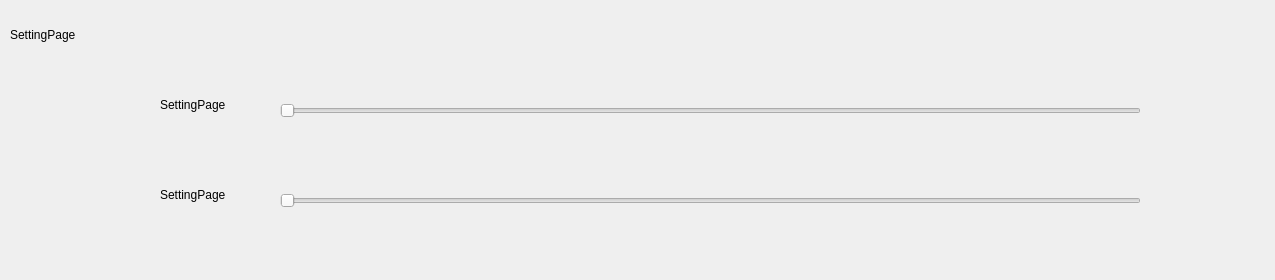
The window that app/Ticker/features/settingPage/settingpage.ui (Cohen0415/YunQue-Ticker) describes before a commit, drawn with Qt 5.
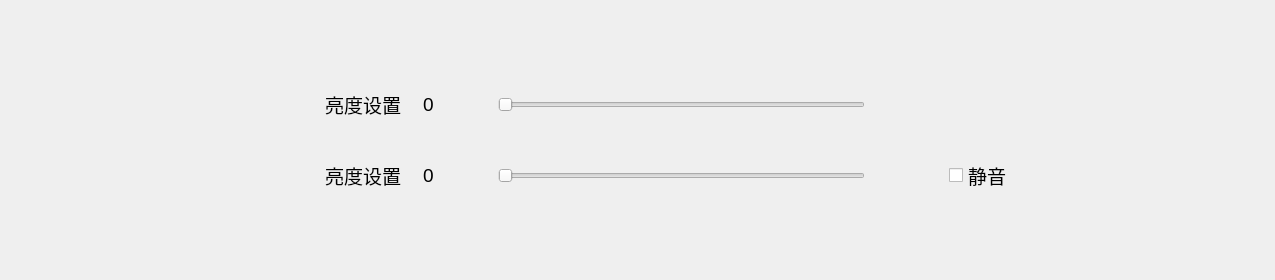
The same window after the commit. Icons and pictures are not drawn.

Commit message: add: qt: 初步实现设置页面

The edit to the form file:
```diff
--- a/app/Ticker/features/settingPage/settingpage.ui
+++ b/app/Ticker/features/settingPage/settingpage.ui
@@ -25,71 +25,446 @@
   <property name="windowTitle">
    <string>Form</string>
   </property>
-  <widget class="QLabel" name="label">
-   <property name="geometry">
-    <rect>
-     <x>10</x>
-     <y>10</y>
-     <width>200</width>
-     <height>50</height>
-    </rect>
+  <layout class="QGridLayout" name="gridLayout">
+   <property name="leftMargin">
+    <number>0</number>
    </property>
-   <property name="text">
-    <string>SettingPage</string>
+   <property name="topMargin">
+    <number>0</number>
    </property>
-  </widget>
-  <widget class="QSlider" name="backlightHarSlider">
-   <property name="geometry">
-    <rect>
-     <x>280</x>
-     <y>70</y>
-     <width>861</width>
-     <height>81</height>
-    </rect>
+   <property name="rightMargin">
+    <number>0</number>
    </property>
-   <property name="orientation">
-    <enum>Qt::Horizontal</enum>
+   <property name="bottomMargin">
+    <number>0</number>
    </property>
-  </widget>
-  <widget class="QLabel" name="backlightValueLabel">
-   <property name="geometry">
-    <rect>
-     <x>160</x>
-     <y>80</y>
-     <width>91</width>
-     <height>50</height>
-    </rect>
-   </property>
-   <property name="text">
-    <string>SettingPage</string>
-   </property>
-  </widget>
-  <widget class="QSlider" name="soundHarSlider">
-   <property name="geometry">
-    <rect>
-     <x>280</x>
-     <y>160</y>
-     <width>861</width>
-     <height>81</height>
-    </rect>
-   </property>
-   <property name="orientation">
-    <enum>Qt::Horizontal</enum>
-   </property>
-  </widget>
-  <widget class="QLabel" name="soundValueLabel">
-   <property name="geometry">
-    <rect>
-     <x>160</x>
-     <y>170</y>
-     <width>91</width>
-     <height>50</height>
-    </rect>
-   </property>
-   <property name="text">
-    <string>SettingPage</string>
-   </property>
-  </widget>
+   <item row="0" column="0">
+    <spacer name="pageOfTopSpacer">
+     <property name="orientation">
+      <enum>Qt::Vertical</enum>
+     </property>
+     <property name="sizeHint" stdset="0">
+      <size>
+       <width>20</width>
+       <height>63</height>
+      </size>
+     </property>
+    </spacer>
+   </item>
+   <item row="1" column="0">
+    <widget class="QWidget" name="backlightWidget" native="true">
+     <property name="minimumSize">
+      <size>
+       <width>650</width>
+       <height>65</height>
+      </size>
+     </property>
+     <property name="maximumSize">
+      <size>
+       <width>650</width>
+       <height>65</height>
+      </size>
+     </property>
+     <layout class="QHBoxLayout" name="horizontalLayout">
+      <property name="spacing">
+       <number>10</number>
+      </property>
+      <property name="leftMargin">
+       <number>5</number>
+      </property>
+      <property name="topMargin">
+       <number>0</number>
+      </property>
+      <property name="rightMargin">
+       <number>5</number>
+      </property>
+      <property name="bottomMargin">
+       <number>0</number>
+      </property>
+      <item>
+       <widget class="QLabel" name="backlightIconLabel">
+        <property name="sizePolicy">
+         <sizepolicy hsizetype="Fixed" vsizetype="Fixed">
+          <horstretch>0</horstretch>
+          <verstretch>0</verstretch>
+         </sizepolicy>
+        </property>
+        <property name="minimumSize">
+         <size>
+          <width>48</width>
+          <height>48</height>
+         </size>
+        </property>
+        <property name="maximumSize">
+         <size>
+          <width>48</width>
+          <height>48</height>
+         </size>
+        </property>
+        <property name="text">
+         <string/>
+        </property>
+        <property name="pixmap">
+         <pixmap resource="../../res.qrc">:/res/icon/pageIcon/settingPage/brightness.png</pixmap>
+        </property>
+       </widget>
+      </item>
+      <item>
+       <widget class="QLabel" name="backlightSloganLabel">
+        <property name="font">
+         <font>
+          <pointsize>14</pointsize>
+         </font>
+        </property>
+        <property name="text">
+         <string>亮度设置</string>
+        </property>
+       </widget>
+      </item>
+      <item>
+       <widget class="QLabel" name="backlightValueLabel">
+        <property name="minimumSize">
+         <size>
+          <width>35</width>
+          <height>0</height>
+         </size>
+        </property>
+        <property name="font">
+         <font>
+          <pointsize>14</pointsize>
+         </font>
+        </property>
+        <property name="text">
+         <string>0</string>
+        </property>
+        <property name="alignment">
+         <set>Qt::AlignCenter</set>
+        </property>
+       </widget>
+      </item>
+      <item>
+       <widget class="QPushButton" name="backlightPreBtn">
+        <property name="sizePolicy">
+         <sizepolicy hsizetype="Fixed" vsizetype="Fixed">
+          <horstretch>0</horstretch>
+          <verstretch>0</verstretch>
+         </sizepolicy>
+        </property>
+        <property name="minimumSize">
+         <size>
+          <width>32</width>
+          <height>32</height>
+         </size>
+        </property>
+        <property name="maximumSize">
+         <size>
+          <width>32</width>
+          <height>32</height>
+         </size>
+        </property>
+        <property name="text">
+         <string/>
+        </property>
+        <property name="icon">
+         <iconset resource="../../res.qrc">
+          <normaloff>:/res/icon/pageIcon/settingPage/left.png</normaloff>:/res/icon/pageIcon/settingPage/left.png</iconset>
+        </property>
+        <property name="iconSize">
+         <size>
+          <width>32</width>
+          <height>32</height>
+         </size>
+        </property>
+        <property name="flat">
+         <bool>true</bool>
+        </property>
+       </widget>
+      </item>
+      <item>
+       <widget class="QSlider" name="backlightHarSlider">
+        <property name="orientation">
+         <enum>Qt::Horizontal</enum>
+        </property>
+       </widget>
+      </item>
+      <item>
+       <widget class="QPushButton" name="backlightNextBtn">
+        <property name="sizePolicy">
+         <sizepolicy hsizetype="Fixed" vsizetype="Fixed">
+          <horstretch>0</horstretch>
+          <verstretch>0</verstretch>
+         </sizepolicy>
+        </property>
+        <property name="minimumSize">
+         <size>
+          <width>32</width>
+          <height>32</height>
+         </size>
+        </property>
+        <property name="maximumSize">
+         <size>
+          <width>32</width>
+          <height>32</height>
+         </size>
+        </property>
+        <property name="text">
+         <string/>
+        </property>
+        <property name="icon">
+         <iconset resource="../../res.qrc">
+          <normaloff>:/res/icon/pageIcon/settingPage/right.png</normaloff>:/res/icon/pageIcon/settingPage/right.png</iconset>
+        </property>
+        <property name="iconSize">
+         <size>
+          <width>32</width>
+          <height>32</height>
+         </size>
+        </property>
+        <property name="flat">
+         <bool>true</bool>
+        </property>
+       </widget>
+      </item>
+     </layout>
+    </widget>
+   </item>
+   <item row="2" column="0">
+    <widget class="QWidget" name="widget" native="true">
+     <property name="maximumSize">
+      <size>
+       <width>750</width>
+       <height>65</height>
+      </size>
+     </property>
+     <layout class="QHBoxLayout" name="horizontalLayout_3">
+      <property name="spacing">
+       <number>0</number>
+      </property>
+      <property name="leftMargin">
+       <number>0</number>
+      </property>
+      <property name="topMargin">
+       <number>0</number>
+      </property>
+      <property name="rightMargin">
+       <number>0</number>
+      </property>
+      <property name="bottomMargin">
+       <number>0</number>
+      </property>
+      <item>
+       <widget class="QWidget" name="soundtWidget" native="true">
+        <property name="minimumSize">
+         <size>
+          <width>650</width>
+          <height>65</height>
+         </size>
+        </property>
+        <layout class="QHBoxLayout" name="horizontalLayout_2">
+         <property name="spacing">
+          <number>10</number>
+         </property>
+         <property name="leftMargin">
+          <number>5</number>
+         </property>
+         <property name="topMargin">
+          <number>0</number>
+         </property>
+         <property name="rightMargin">
+          <number>5</number>
+         </property>
+         <property name="bottomMargin">
+          <number>0</number>
+         </property>
+         <item>
+          <widget class="QLabel" name="soundIconLabel">
+           <property name="sizePolicy">
+            <sizepolicy hsizetype="Fixed" vsizetype="Fixed">
+             <horstretch>0</horstretch>
+             <verstretch>0</verstretch>
+            </sizepolicy>
+           </property>
+           <property name="minimumSize">
+            <size>
+             <width>48</width>
+             <height>48</height>
+            </size>
+           </property>
+           <property name="maximumSize">
+            <size>
+             <width>48</width>
+             <height>48</height>
+            </size>
+           </property>
+           <property name="text">
+            <string/>
+           </property>
+           <property name="pixmap">
+            <pixmap resource="../../res.qrc">:/res/icon/pageIcon/settingPage/volume.png</pixmap>
+           </property>
+          </widget>
+         </item>
+         <item>
+          <widget class="QLabel" name="soundSloganLabel">
+           <property name="font">
+            <font>
+             <pointsize>14</pointsize>
+            </font>
+           </property>
+           <property name="text">
+            <string>亮度设置</string>
+           </property>
+          </widget>
+         </item>
+         <item>
+          <widget class="QLabel" name="soundValueLabel">
+           <property name="minimumSize">
+            <size>
+             <width>35</width>
+             <height>0</height>
+            </size>
+           </property>
+           <property name="font">
+            <font>
+             <pointsize>14</pointsize>
+            </font>
+           </property>
+           <property name="text">
+            <string>0</string>
+           </property>
+           <property name="alignment">
+            <set>Qt::AlignCenter</set>
+           </property>
+          </widget>
+         </item>
+         <item>
+          <widget class="QPushButton" name="soundPreBtn">
+           <property name="sizePolicy">
+            <sizepolicy hsizetype="Fixed" vsizetype="Fixed">
+             <horstretch>0</horstretch>
+             <verstretch>0</verstretch>
+            </sizepolicy>
+           </property>
+           <property name="minimumSize">
+            <size>
+             <width>32</width>
+             <height>32</height>
+            </size>
+           </property>
+           <property name="maximumSize">
+            <size>
+             <width>32</width>
+             <height>32</height>
+            </size>
+           </property>
+           <property name="text">
+            <string/>
+           </property>
+           <property name="icon">
+            <iconset resource="../../res.qrc">
+             <normaloff>:/res/icon/pageIcon/settingPage/left.png</normaloff>:/res/icon/pageIcon/settingPage/left.png</iconset>
+           </property>
+           <property name="iconSize">
+            <size>
+             <width>32</width>
+             <height>32</height>
+            </size>
+           </property>
+           <property name="flat">
+            <bool>true</bool>
+           </property>
+          </widget>
+         </item>
+         <item>
+          <widget class="QSlider" name="soundHarSlider">
+           <property name="orientation">
+            <enum>Qt::Horizontal</enum>
+           </property>
+          </widget>
+         </item>
+         <item>
+          <widget class="QPushButton" name="soundNextBtn">
+           <property name="sizePolicy">
+            <sizepolicy hsizetype="Fixed" vsizetype="Fixed">
+             <horstretch>0</horstretch>
+             <verstretch>0</verstretch>
+            </sizepolicy>
+           </property>
+           <property name="minimumSize">
+            <size>
+             <width>32</width>
+             <height>32</height>
+            </size>
+           </property>
+           <property name="maximumSize">
+            <size>
+             <width>32</width>
+             <height>32</height>
+            </size>
+           </property>
+           <property name="text">
+            <string/>
+           </property>
+           <property name="icon">
+            <iconset resource="../../res.qrc">
+             <normaloff>:/res/icon/pageIcon/settingPage/right.png</normaloff>:/res/icon/pageIcon/settingPage/right.png</iconset>
+           </property>
+           <property name="iconSize">
+            <size>
+             <width>32</width>
+             <height>32</height>
+            </size>
+           </property>
+           <property name="flat">
+            <bool>true</bool>
+           </property>
+          </widget>
+         </item>
+        </layout>
+       </widget>
+      </item>
+      <item>
+       <spacer name="soundHorSpacer">
+        <property name="orientation">
+         <enum>Qt::Horizontal</enum>
+        </property>
+        <property name="sizeHint" stdset="0">
+         <size>
+          <width>35</width>
+          <height>20</height>
+         </size>
+        </property>
+       </spacer>
+      </item>
+      <item>
+       <widget class="QCheckBox" name="soundCheckBox">
+        <property name="font">
+         <font>
+          <pointsize>14</pointsize>
+         </font>
+        </property>
+        <property name="text">
+         <string>静音</string>
+        </property>
+       </widget>
+      </item>
+     </layout>
+    </widget>
+   </item>
+   <item row="3" column="0">
+    <spacer name="pageOfBottomSpacer">
+     <property name="orientation">
+      <enum>Qt::Vertical</enum>
+     </property>
+     <property name="sizeHint" stdset="0">
+      <size>
+       <width>20</width>
+       <height>63</height>
+      </size>
+     </property>
+    </spacer>
+   </item>
+  </layout>
  </widget>
  <resources/>
  <connections/>
```
Left out of the diff: 4 changed lines with no effect on the pictures. The commit also changes 2 other files.
